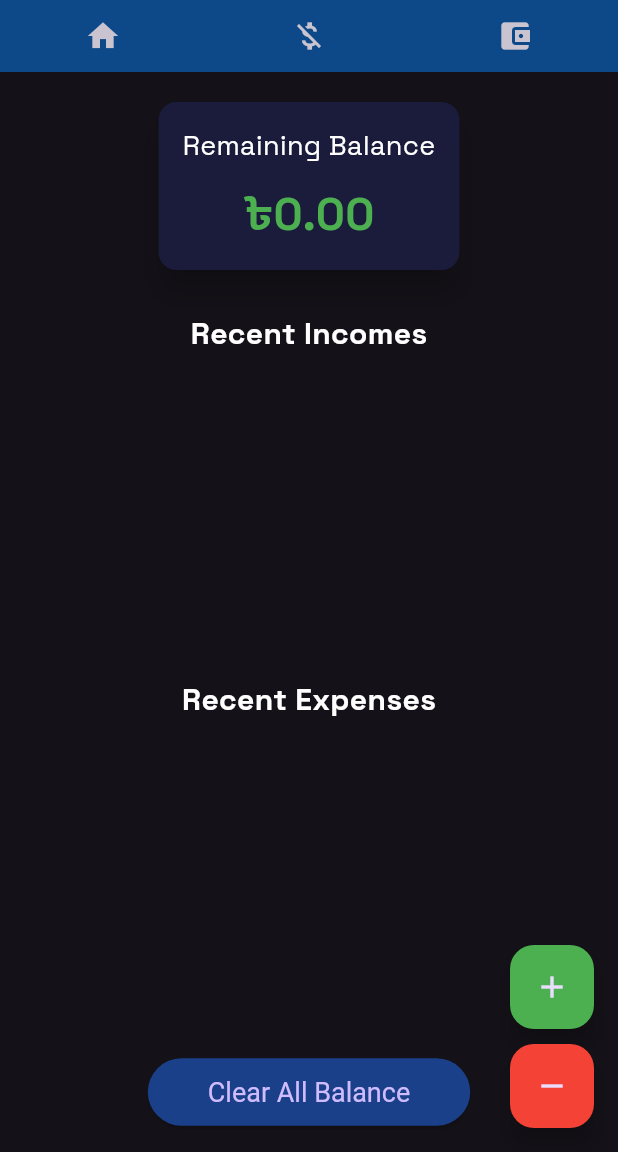
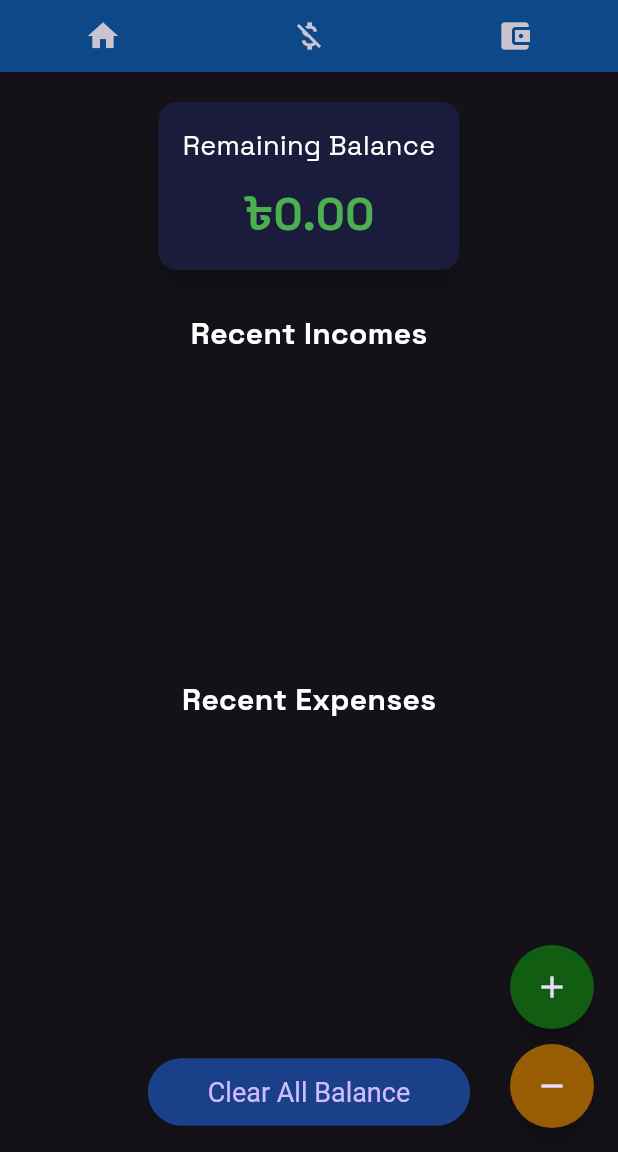
Before and after one commit to TahmidRaven/Budget_Like_A_Raven, a Flutter app: the screen it shows after launch, on a phone screen of 412 x 824 dp, the part 84-1236 px from its top. Run offline on Flutter 3.47's test engine with Material 3 defaults, Android fonts, the phone set to English and light mode, and no system bars.

Commit message:
changes in buttons

```diff
--- a/lib/pages/budget_home.dart
+++ b/lib/pages/budget_home.dart
@@ -193,8 +193,9 @@ class _BudgetHomePageState extends State<BudgetHomePage> {
                 ),
               );
             },
+            shape: CircleBorder(),
             child: Icon(Icons.add),
-            backgroundColor: Colors.green,
+            backgroundColor: const Color.fromARGB(255, 17, 94, 19),
             tooltip: 'Add Income',
           ),
           SizedBox(height: 10),
@@ -207,8 +208,9 @@ class _BudgetHomePageState extends State<BudgetHomePage> {
                 ),
               );
             },
+            shape: CircleBorder(),
             child: Icon(Icons.remove),
-            backgroundColor: Colors.red,
+            backgroundColor: const Color.fromARGB(255, 152, 92, 3),
             tooltip: 'Add Expense',
           ),
         ],
```
